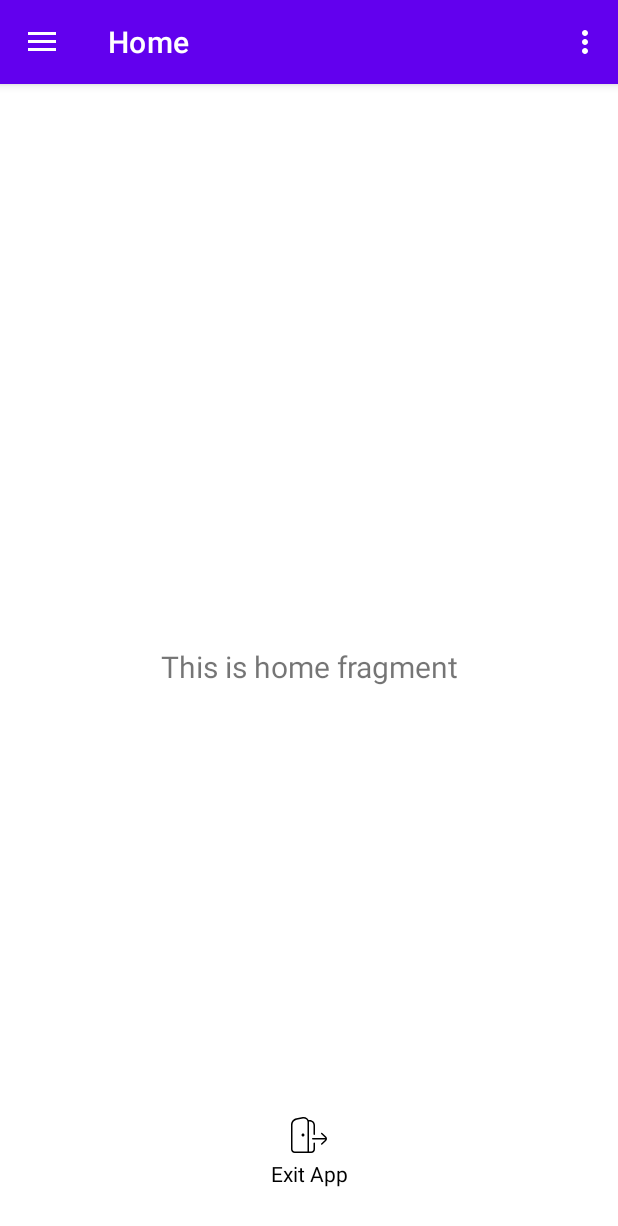
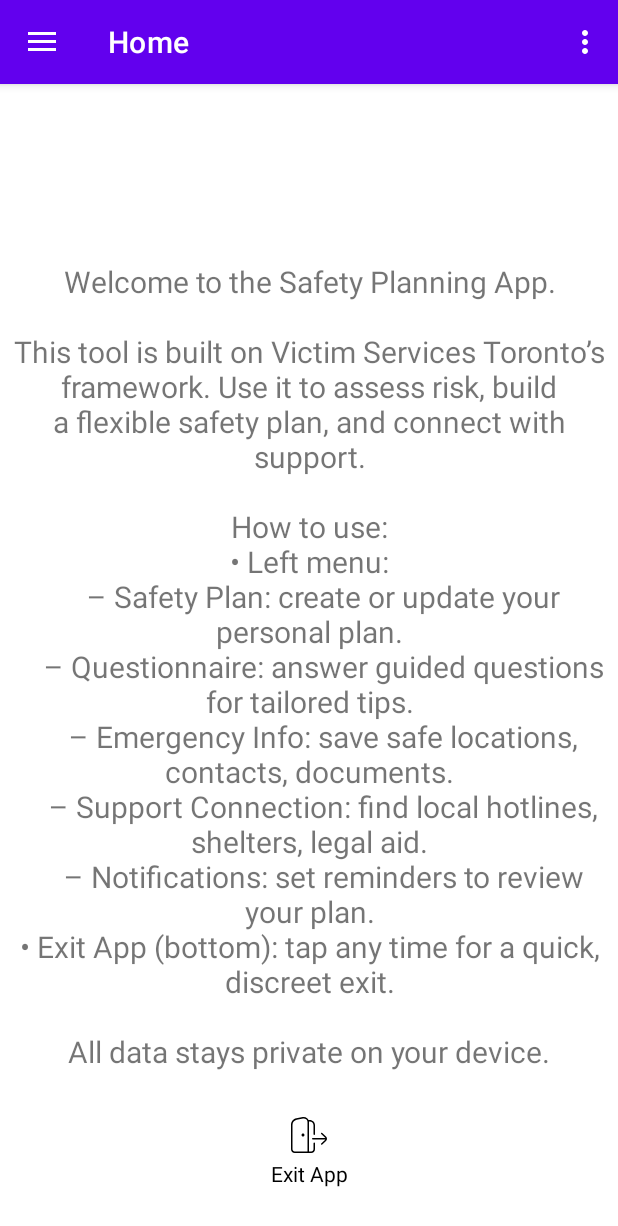
Before and after one commit to 1BuggyDev/B07Project, an Android app: the screen it shows after launch (MainActivity), on a phone screen of 412 x 824 dp. Shown: the top 1226 px of the screen. Run offline under Robolectric (Android 15) with nearby library versions, the phone set to English and light mode, and no system bars; our stand-ins replace navigation-ui; 1 statement that could not run was skipped.

Commit message:
feat : added home page description

```diff
--- a/app/src/main/java/com/example/b07_project21/ui/home/HomeFragment.java
+++ b/app/src/main/java/com/example/b07_project21/ui/home/HomeFragment.java
@@ -25,8 +25,23 @@ public class HomeFragment extends Fragment {
         binding = FragmentHomeBinding.inflate(inflater, container, false);
         View root = binding.getRoot();
 
-        final TextView textView = binding.textHome;
-        homeViewModel.getText().observe(getViewLifecycleOwner(), textView::setText);
+       String welcomeText =
+                "Welcome to the Safety Planning App.\n\n" +
+                        "This tool is built on Victim Services Toronto’s framework. " +
+                        "Use it to assess risk, build a flexible safety plan, and connect with support.\n\n" +
+                        "How to use:\n" +
+                        "• Left menu:\n" +
+                        "    – Safety Plan: create or update your personal plan.\n" +
+                        "    – Questionnaire: answer guided questions for tailored tips.\n" +
+                        "    – Emergency Info: save safe locations, contacts, documents.\n" +
+                        "    – Support Connection: find local hotlines, shelters, legal aid.\n" +
+                        "    – Notifications: set reminders to review your plan.\n" +
+                        "• Exit App (bottom): tap any time for a quick, discreet exit.\n\n" +
+                        "All data stays private on your device.";
+
+        binding.textHome.setText(welcomeText);
+        // Enable scrolling of links (if you ever add any URL spans)
+        binding.textHome.setMovementMethod(LinkMovementMethod.getInstance());
         return root;
     }
 
```
